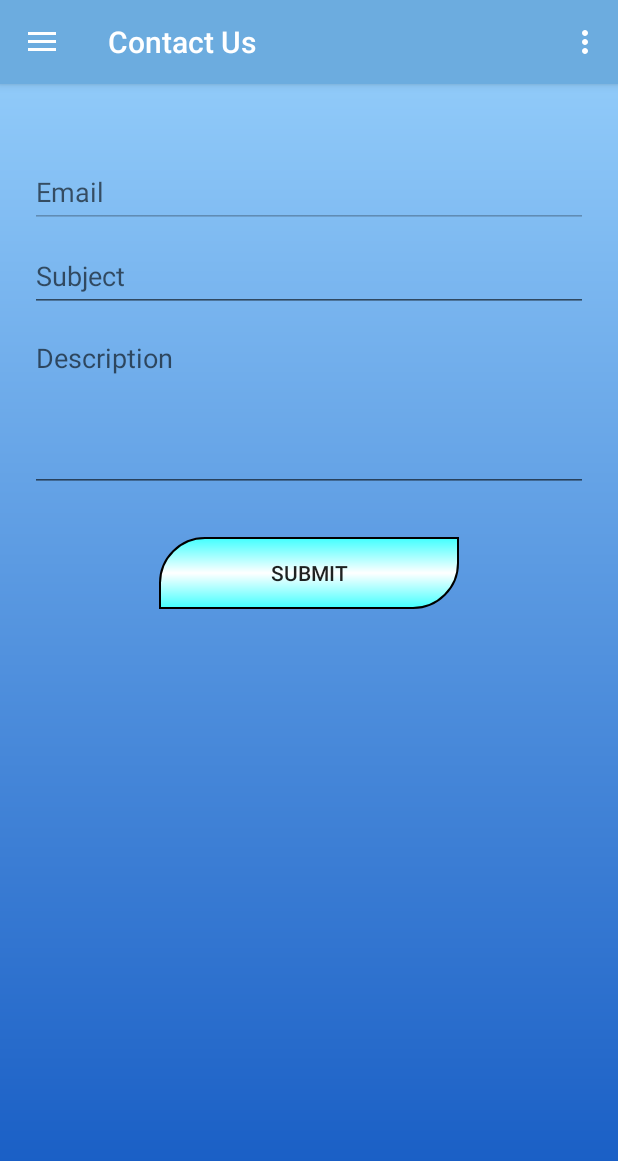
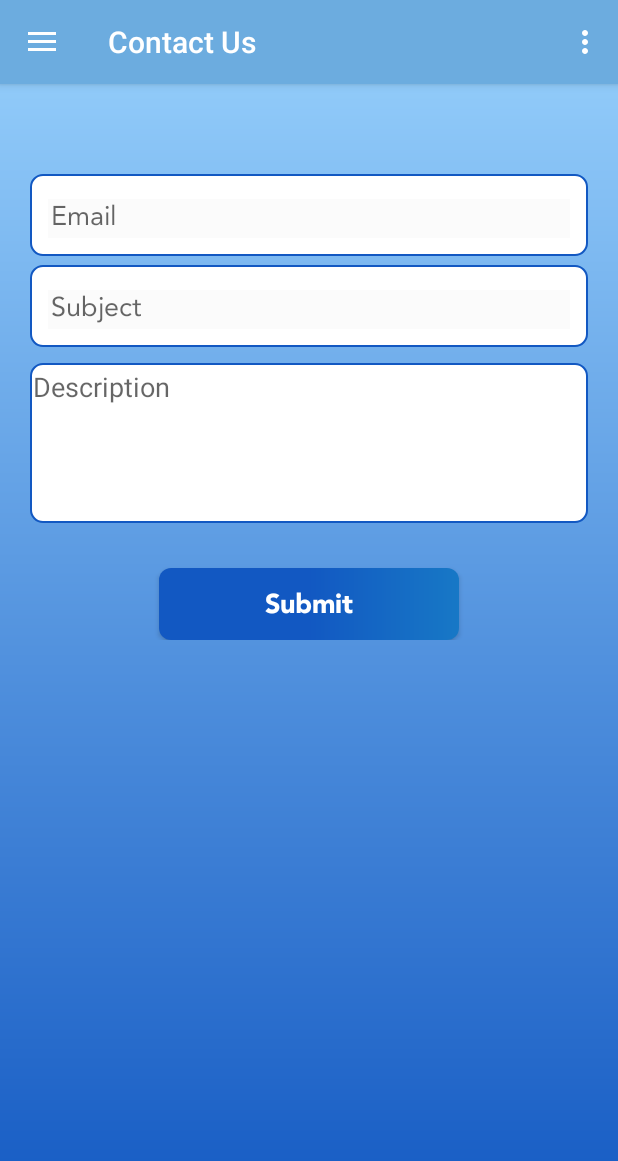
Before and after one commit to akshaykalola28/Online-Electricity-Billing-System, an Android app: the fragment ContactUsActivity placed in its activity, on a phone screen of 412 x 824 dp. Shown: the top 1161 px of the screen. Run offline under Robolectric (Android 15) with nearby library versions, the phone set to English and light mode, and no system bars; our stand-ins replace Firebase (no records; nobody signed in at launch, a user with empty details on screens opened directly); 3 statements that could not run were skipped.

Commit message:
change contact us layout

```diff
--- a/app/src/main/res/layout/activity_contact_us.xml
+++ b/app/src/main/res/layout/activity_contact_us.xml
@@ -3,6 +3,7 @@
     xmlns:tools="http://schemas.android.com/tools"
     android:layout_width="match_parent"
     android:layout_height="match_parent"
+    android:padding="20dp"
     tools:context=".ContactUsActivity">
 
     <RelativeLayout
@@ -13,15 +14,26 @@
             android:id="@+id/_email"
             android:layout_width="match_parent"
             android:layout_height="wrap_content"
-            android:layout_marginTop="40dp">
+            android:layout_marginTop="40dp"
+            android:paddingRight="2dp"
+            android:paddingLeft="2dp"
+            android:paddingTop="6dp"
+            android:paddingBottom="12dp"
+            android:background="@drawable/edit_text_bg"
+            >
 
             <com.google.android.material.textfield.TextInputEditText
                 android:id="@+id/email"
                 android:layout_width="match_parent"
                 android:layout_height="wrap_content"
-                android:layout_marginLeft="20dp"
-                android:layout_marginRight="20dp"
                 android:enabled="false"
+                android:textColor="@color/black"
+                android:fontFamily="@font/avenir_medium"
+                android:background="@color/mainBackground"
+                android:padding="2dp"
+                android:layout_marginLeft="10dp"
+                android:layout_marginTop="5dp"
+                android:layout_marginRight="10dp"
                 android:hint="Email"
                 android:inputType="textEmailAddress" />
         </com.google.android.material.textfield.TextInputLayout>
@@ -30,15 +42,26 @@
             android:id="@+id/_subject"
             android:layout_width="match_parent"
             android:layout_height="wrap_content"
+            android:paddingRight="2dp"
+            android:paddingLeft="2dp"
+            android:paddingTop="6dp"
+            android:paddingBottom="12dp"
+            android:background="@drawable/edit_text_bg"
+            android:layout_marginTop="6dp"
             android:layout_below="@id/_email">
 
             <com.google.android.material.textfield.TextInputEditText
                 android:id="@+id/subject"
                 android:layout_width="match_parent"
                 android:layout_height="wrap_content"
-                android:layout_marginLeft="20dp"
-                android:layout_marginRight="20dp"
                 android:hint="Subject"
+                android:textColor="@color/black"
+                android:fontFamily="@font/avenir_medium"
+                android:background="@color/mainBackground"
+                android:padding="2dp"
+                android:layout_marginLeft="10dp"
+                android:layout_marginTop="5dp"
+                android:layout_marginRight="10dp"
                 android:inputType="text" />
         </com.google.android.material.textfield.TextInputLayout>
 
@@ -52,10 +75,16 @@
                 android:id="@+id/description"
                 android:layout_width="match_parent"
                 android:layout_height="wrap_content"
-                android:layout_marginLeft="20dp"
-                android:layout_marginRight="20dp"
+
                 android:gravity="top|left"
                 android:hint="Description"
+                android:paddingRight="2dp"
+                android:paddingLeft="2dp"
+                android:paddingTop="6dp"
+                android:textColor="@color/black"
+                android:paddingBottom="12dp"
+                android:background="@drawable/edit_text_bg"
+                android:layout_marginTop="6dp"
                 android:inputType="textMultiLine"
                 android:lines="4" />
         </com.google.android.material.textfield.TextInputLayout>
@@ -67,7 +96,11 @@
             android:layout_below="@id/_description"
             android:layout_centerHorizontal="true"
             android:layout_marginTop="30dp"
-            android:background="@drawable/button_background"
+            android:textColor="@color/white"
+            android:textAllCaps="false"
+            android:fontFamily="@font/avenir_bold"
+            android:textSize="18sp"
+            android:background="@drawable/btn_bg"
             android:text="Submit" />
     </RelativeLayout>
 </ScrollView>
```
